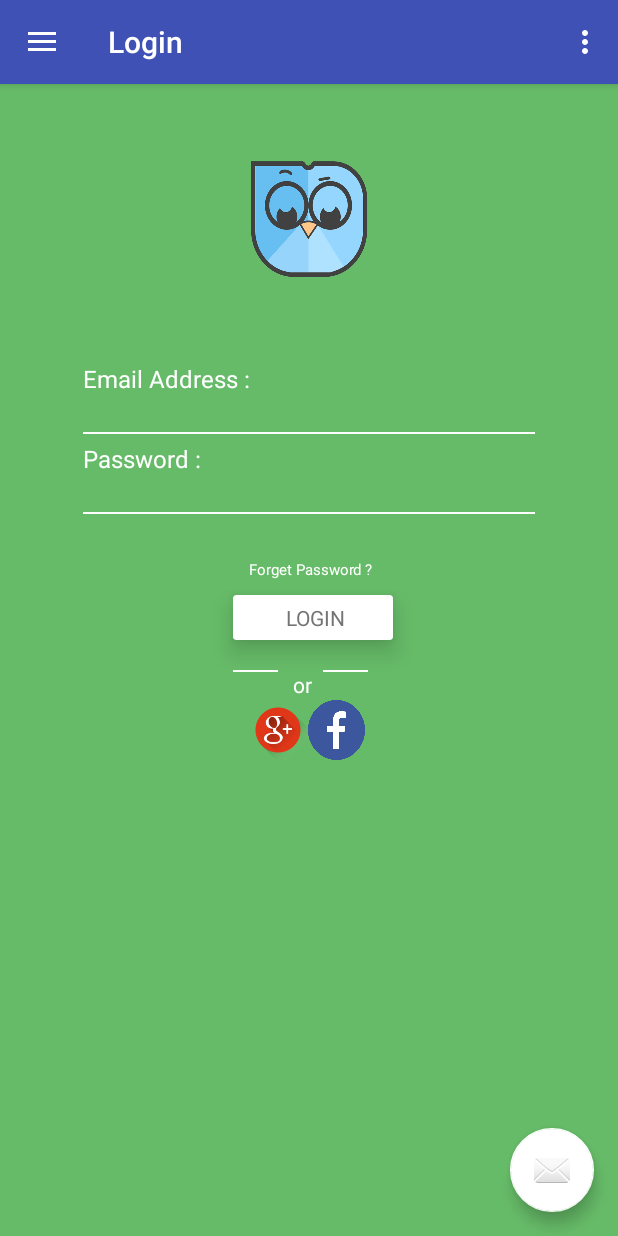
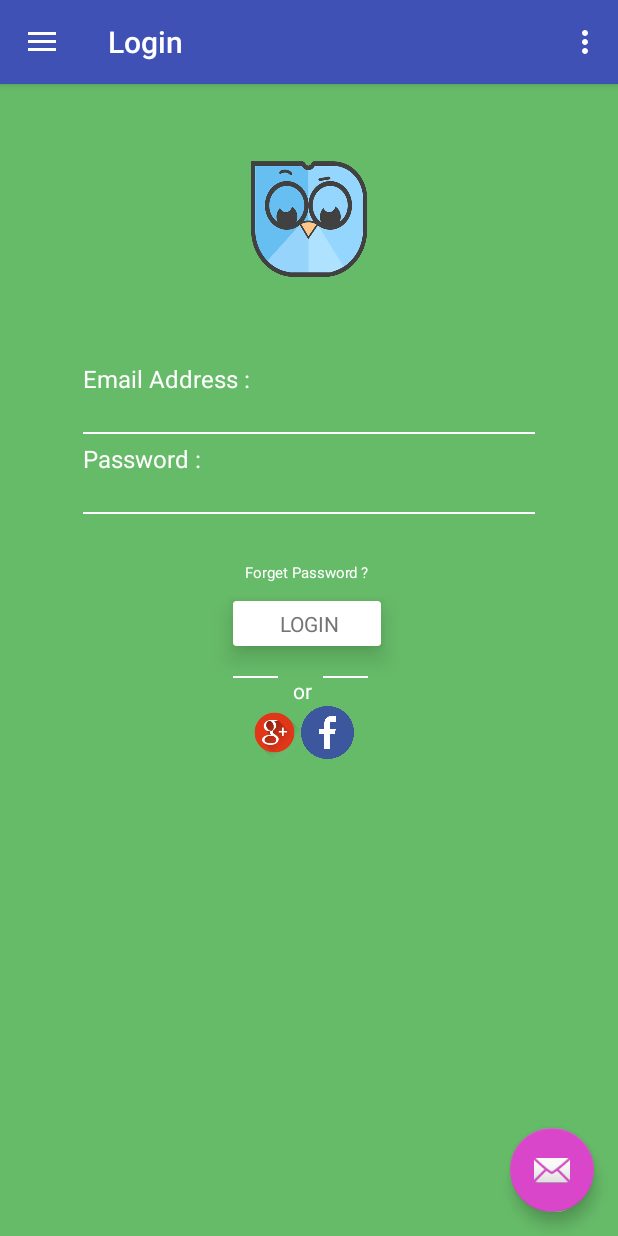
Before and after one commit to manitk12/Login, an Android app: the screen it shows after launch (MainActivity), on a phone screen of 412 x 824 dp. Run offline under Robolectric (Android 15) with nearby library versions, the phone set to English and light mode, and no system bars.

Commit message:
xml content_main activity set padding on forget password and color added in color.xml ..

```diff
--- a/app/src/main/res/layout/app_bar_main.xml
+++ b/app/src/main/res/layout/app_bar_main.xml
@@ -28,6 +28,7 @@
         android:layout_height="wrap_content"
         android:layout_gravity="bottom|end"
         android:layout_margin="@dimen/fab_margin"
+
         app:srcCompat="@android:drawable/ic_dialog_email" />
 
 </android.support.design.widget.CoordinatorLayout>
--- a/app/src/main/res/layout/content_main.xml
+++ b/app/src/main/res/layout/content_main.xml
@@ -20,9 +20,8 @@
             android:layout_height="80dp"
             android:layout_alignParentStart="true"
             android:layout_marginTop="50dp"
+            android:src="@drawable/mani" />
 
-
-            android:src="@drawable/mani" />
 
 
         <RelativeLayout
@@ -33,19 +32,18 @@
 
 
 
+
             <TextView
                 android:id="@+id/text"
                 android:layout_width="match_parent"
                 android:layout_height="wrap_content"
-
                 android:text="Email Address :"
+                android:textColor="@color/white"
+                android:textSize="16dp"
+                android:textStyle="normal"
+                />
 
 
-            android:textColor="@color/white"
-
-            android:textSize="16dp"
-
-            android:textStyle="normal" />
 
             <EditText
                 android:id="@+id/edit"
@@ -53,12 +51,11 @@
                 android:layout_height="wrap_content"
                 android:layout_alignEnd="@+id/text"
                 android:layout_below="@id/text"
-
-
                 android:background="#00000000"
                 android:lines="1"
+                android:textColor="@color/white"
+                />
 
-            android:textColor="@color/white" />
 
             <View
                 android:id="@+id/view1"
@@ -77,19 +74,15 @@
 
             <TextView
                 android:id="@+id/text1"
-            android:layout_marginTop="5dp"
                 android:layout_width="match_parent"
                 android:layout_height="wrap_content"
+                android:layout_marginTop="5dp"
                 android:layout_below="@+id/view1"
+                android:text="Password :"
+                android:textColor="@color/white"
+                android:textSize="16dp"
+                android:textStyle="normal" />
 
-            android:text="Password :"
-
-
-            android:textColor="@color/white"
-
-            android:textSize="16dp"
-
-            android:textStyle="normal" />
 
             <EditText
                 android:id="@+id/edit1"
@@ -99,10 +92,10 @@
                 android:lines="1"
                 android:layout_alignStart="@+id/text1"
                 android:layout_below="@+id/text1"
+                android:background="#00000000"
+                android:textColor="@color/white" />
 
-            android:background="#00000000"
 
-            android:textColor="@color/white" />
 
             <View
                 android:id="@+id/view2"
@@ -111,8 +104,6 @@
                 android:layout_alignEnd="@+id/edit1"
                 android:layout_alignStart="@+id/edit1"
                 android:layout_below="@+id/edit1"
-
-
                 android:background="@color/white"
 
 
@@ -124,14 +115,16 @@
                 android:layout_width="wrap_content"
                 android:layout_height="wrap_content"
                 android:layout_below="@+id/view2"
-
                 android:layout_marginBottom="10dp"
                 android:layout_marginStart="100dp"
                 android:layout_marginTop="30dp"
-            android:text="    Forget Password ?     "
+                android:paddingStart="8dp"
+                android:paddingEnd="8dp"
+                android:paddingTop="2dp"
+                android:paddingBottom="2dp"
+                android:text="Forget Password ?"
                 android:textColor="@color/white"
                 android:textSize="10dp"
-
                 android:textStyle="normal"
 
                 />
@@ -142,15 +135,14 @@
                 android:layout_width="wrap_content"
                 android:layout_height="wrap_content"
                 android:layout_alignEnd="@+id/forget"
-
                 android:layout_alignStart="@+id/forget"
                 android:layout_below="@+id/forget"
                 android:layout_marginBottom="20dp"
                 app:cardBackgroundColor="@color/white"
+                app:cardCornerRadius="2dp"
+                app:cardElevation="10dp">
 
-            app:cardCornerRadius="2dp"
 
-            app:cardElevation="10dp">
 
                 <TextView
                     android:id="@+id/login"
@@ -158,19 +150,20 @@
                     android:layout_height="wrap_content"
                     android:layout_gravity="start"
                     android:layout_marginStart="5dp"
-
                     android:gravity="center"
                     android:paddingBottom="5dp"
                     android:paddingEnd="10dp"
                     android:paddingStart="8dp"
                     android:paddingTop="5dp"
                     android:text="LOGIN"
+                    android:textColor="@color/grey">
 
-                android:textColor="@color/grey">
+
 
                 </TextView>
 
             </android.support.v7.widget.CardView>
+
 
             <View
                 android:id="@+id/or"
@@ -181,6 +174,8 @@
                 android:layout_below="@+id/login_cardView"
 
                 />
+
+
             <TextView
                 android:id="@+id/oreo"
                 android:layout_width="wrap_content"
@@ -189,9 +184,9 @@
                 android:layout_toEndOf="@+id/or"
                 android:layout_marginStart="10dp"
                 android:layout_alignTop="@+id/or"
-
                 android:layout_below="@+id/login_cardView"
                 android:layout_height="wrap_content" />
+
 
 
             <View
@@ -208,9 +203,9 @@
 
             <ImageView
                 android:id="@+id/gmail"
-            android:layout_width="40dp"
+                android:layout_width="35dp"
+                android:layout_height="35dp"
                 android:layout_marginTop="20dp"
-            android:layout_height="40dp"
                 android:layout_below="@id/login_cardView"
                 android:background="@drawable/googleee"
                 android:layout_marginStart="10dp"
@@ -219,21 +214,19 @@
 
 
             <ImageView
-            android:layout_width="38dp"
-            android:layout_height="38dp"
-
+                android:layout_width="35dp"
+                android:layout_height="35dp"
                 android:layout_below="@id/login_cardView"
                 android:background="@drawable/fffff"
                 android:layout_marginEnd="10dp"
                 android:layout_toEndOf="@+id/gmail"
                 android:layout_alignTop="@+id/gmail"
                 android:layout_alignBottom="@+id/gmail"
+
                 />
 
         </RelativeLayout>
 
 
 
-
-
 </LinearLayout>
--- a/app/src/main/res/values/colors.xml
+++ b/app/src/main/res/values/colors.xml
@@ -2,7 +2,7 @@
 <resources>
     <color name="colorPrimary">#3F51B5</color>
     <color name="colorPrimaryDark">#303F9F</color>
-    <color name="colorAccent">#ffffff</color>
+    <color name="colorAccent">#da46c9</color>
 
 
     <color name="grey">#757474</color>
```
Also changed, not shown: app/src/main/res/drawable/facebook-logo-png-20.png (deleted). Lines whose indentation alone changed are shown as unchanged.
